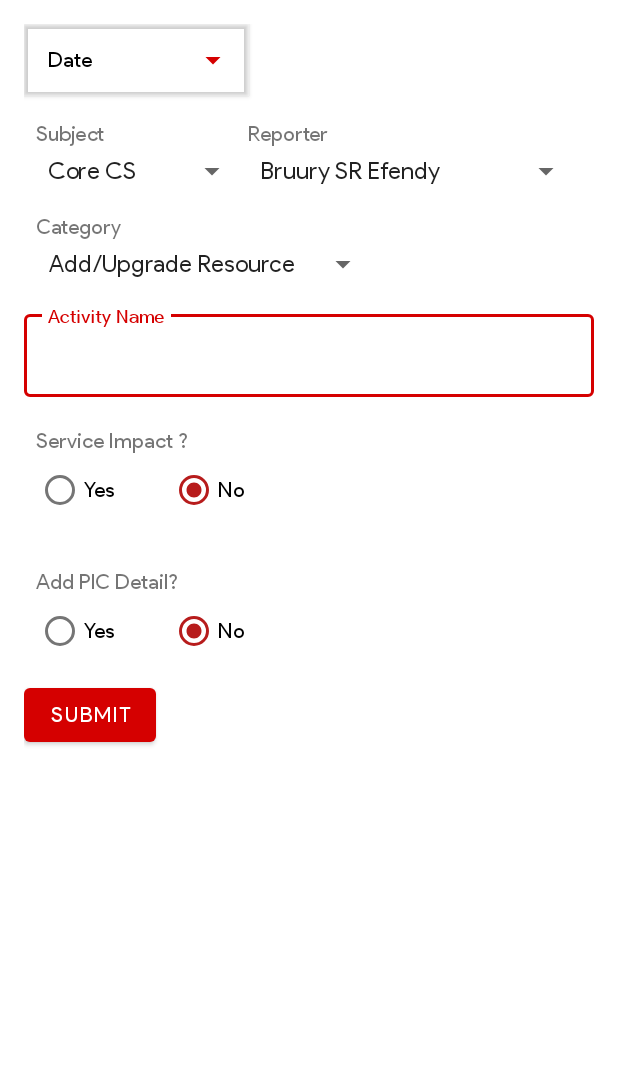
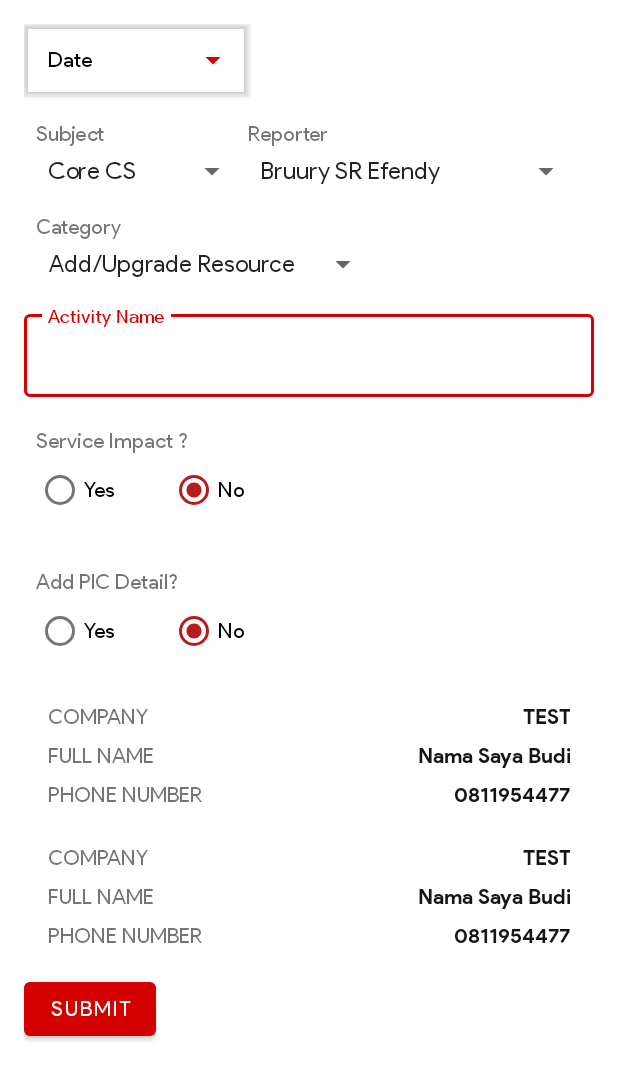
Before and after one commit to ichsanrazan/CordovaMobileApp, an Android app: the layout fragment_activity_crq.xml on its own in the app's theme, with its tools: preview values and no code run, on a phone screen of 412 x 824 dp. Shown: the top 1080 px of the screen. Run offline under Robolectric (Android 15) with nearby library versions, the phone set to English and light mode, and no system bars.

Commit message:
Added function at Activity Form that adds PIC Detail to list

```diff
--- /dev/null
+++ b/mobile/CordovaMobileApp/app/src/main/java/cordova/telkomsel/cordovamobileapp/activityLog/adapter/PICDetailAdapter.kt
@@ -0,0 +1,36 @@
+package cordova.telkomsel.cordovamobileapp.activityLog.adapter
+
+import android.content.Context
+import android.view.LayoutInflater
+import android.view.View
+import android.view.ViewGroup
+import android.widget.TextView
+import androidx.recyclerview.widget.RecyclerView
+import cordova.telkomsel.cordovamobileapp.R
+import cordova.telkomsel.cordovamobileapp.activityLog.model.PIC
+
+class PICDetailAdapter(val c: Context, val picDetail: ArrayList<PIC>): RecyclerView.Adapter<PICDetailAdapter.PICDetailViewHolder>(){
+
+    inner class PICDetailViewHolder(val v: View): RecyclerView.ViewHolder(v){
+        val company = v.findViewById<TextView>(R.id.tvRecyclerCompanyPIC)
+        val fullName = v.findViewById<TextView>(R.id.tvRecyclerNamePIC)
+        val phoneNumber = v.findViewById<TextView>(R.id.tvRecyclerNumberPIC)
+    }
+
+    override fun onCreateViewHolder(parent: ViewGroup, viewType: Int): PICDetailViewHolder {
+        val inflater = LayoutInflater.from(parent.context)
+        val v = inflater.inflate(R.layout.recycler_row_pic_detail, parent, false)
+        return PICDetailViewHolder(v)
+    }
+
+    override fun onBindViewHolder(holder: PICDetailViewHolder, position: Int) {
+        val newList = picDetail[position]
+        holder.company.text = newList.company
+        holder.fullName.text = newList.full_name
+        holder.phoneNumber.text = newList.phone_number
+    }
+
+    override fun getItemCount(): Int {
+        return picDetail.size
+    }
+}
--- a/mobile/CordovaMobileApp/app/src/main/java/cordova/telkomsel/cordovamobileapp/activityLog/fragment/AddCRQFragment.kt
+++ b/mobile/CordovaMobileApp/app/src/main/java/cordova/telkomsel/cordovamobileapp/activityLog/fragment/AddCRQFragment.kt
@@ -9,31 +9,40 @@ import android.widget.ArrayAdapter
 import android.widget.Toast
 import androidx.fragment.app.Fragment
 import androidx.lifecycle.ViewModelProvider
+import androidx.recyclerview.widget.DividerItemDecoration
+import androidx.recyclerview.widget.LinearLayoutManager
+import androidx.recyclerview.widget.RecyclerView
 import cordova.telkomsel.cordovamobileapp.R
 import cordova.telkomsel.cordovamobileapp.activityLog.ActivityLogViewModel
 import cordova.telkomsel.cordovamobileapp.activityLog.PICListViewModel
+import cordova.telkomsel.cordovamobileapp.activityLog.adapter.PICDetailAdapter
 import cordova.telkomsel.cordovamobileapp.activityLog.model.ActivityList
 import cordova.telkomsel.cordovamobileapp.activityLog.model.PIC
 import cordova.telkomsel.cordovamobileapp.activityLog.model.PICList
 import kotlinx.android.synthetic.main.fragment_activity_crq.*
+import okhttp3.internal.checkOffsetAndCount
 import java.text.SimpleDateFormat
 import java.util.*
+import kotlin.collections.ArrayList
 
 class AddCRQFragment : Fragment(R.layout.fragment_activity_crq) {
 
     lateinit var viewModel: PICListViewModel
+    lateinit var picDetailAdapter: PICDetailAdapter
 
 
     override fun onViewCreated(view: View, savedInstanceState: Bundle?) {
         super.onViewCreated(view, savedInstanceState)
 
+
+        queryPICData()
         initRadioListener()
         initDatePickerListener()
-        queryAndPopulateSpinner()
-
     }
 
-    private fun queryAndPopulateSpinner() {
+    private fun queryPICData() {
+
+        //Handle Dynamic Spinner Data
         var listPIC = mutableListOf<PIC>()
         var listOfCompany = mutableListOf<String>()
 
@@ -74,8 +83,39 @@ class AddCRQFragment : Fragment(R.layout.fragment_activity_crq) {
 
         })
         viewModel.getPICList()
+
+
+        //Handle Add PIC Detail
+        var picDetailList = mutableListOf<PIC>()
+        val decoration = DividerItemDecoration(activity, DividerItemDecoration.VERTICAL)
+        picDetailAdapter = PICDetailAdapter(requireContext(), picDetailList as ArrayList<PIC>)
+
+        recyclerViewPICDetail.addItemDecoration(decoration)
+        recyclerViewPICDetail.layoutManager = LinearLayoutManager(activity)
+        recyclerViewPICDetail.adapter = picDetailAdapter
+
+        addPICDetail.setOnClickListener {
+            var company: String = spinnerPICDetailCompany.selectedItem.toString()
+            var fullName: String = spinnerPICDetailName.selectedItem.toString()
+
+            var findPhoneNumber = listPIC.find{it.full_name == fullName && it.company == company}
+            var phoneNumber = findPhoneNumber?.phone_number.toString()
+
+
+            //Check for duplicates
+            var flag = true
+            if(picDetailList.isNotEmpty()){
+                for(i in picDetailList){
+                    if(i.phone_number == phoneNumber) flag = false
+                }
+            }
+            if(flag) picDetailList.add(PIC(company, fullName, phoneNumber)) else Toast.makeText(activity, "PIC sudah terdaftar", Toast.LENGTH_SHORT).show()
+            picDetailAdapter.notifyDataSetChanged()
+        }
+
+
         //When I wrote this, only God and I understood what I was doing
-        //Now, God only knows.
+        //Now, only God knows.
     }
 
     fun initDatePickerListener() {
--- a/mobile/CordovaMobileApp/app/src/main/java/cordova/telkomsel/cordovamobileapp/activityLog/model/PICList.kt
+++ b/mobile/CordovaMobileApp/app/src/main/java/cordova/telkomsel/cordovamobileapp/activityLog/model/PICList.kt
@@ -4,3 +4,4 @@ data class PICList(val data: List<PIC>)
 data class PIC(val company: String?,
                val full_name: String?,
                val phone_number: String?)
+data class PICResponse(val message: String?)
--- a/mobile/CordovaMobileApp/app/src/main/res/layout/fragment_activity_crq.xml
+++ b/mobile/CordovaMobileApp/app/src/main/res/layout/fragment_activity_crq.xml
@@ -209,6 +209,13 @@
             android:layout_width="wrap_content"
             android:layout_height="wrap_content"
             android:text="ADD"/>
+        <androidx.recyclerview.widget.RecyclerView
+            android:id="@+id/recyclerViewPICDetail"
+            android:paddingBottom="8dp"
+            tools:itemCount="2"
+            tools:listitem="@layout/recycler_row_pic_detail"
+            android:layout_width="match_parent"
+            android:layout_height="wrap_content"/>
         <Button
             android:id="@+id/submit_add_activity"
             android:layout_width="wrap_content"
--- /dev/null
+++ b/mobile/CordovaMobileApp/app/src/main/res/layout/recycler_row_pic_detail.xml
@@ -0,0 +1,97 @@
+<?xml version="1.0" encoding="utf-8"?>
+<androidx.constraintlayout.widget.ConstraintLayout xmlns:android="http://schemas.android.com/apk/res/android"
+    xmlns:app="http://schemas.android.com/apk/res-auto"
+    android:layout_width="match_parent"
+    android:layout_height="wrap_content"
+    android:paddingBottom="8dp"
+    android:orientation="vertical">
+
+    <TextView
+        android:id="@+id/tvCompanyColumnPIC"
+        android:layout_width="0dp"
+        android:layout_height="wrap_content"
+        android:layout_marginStart="16dp"
+        android:layout_marginTop="16dp"
+        android:text="COMPANY"
+        android:textSize="14dp"
+        app:layout_constraintEnd_toStartOf="@+id/tvRecyclerCompanyPIC"
+        app:layout_constraintHorizontal_bias="0.5"
+        app:layout_constraintStart_toStartOf="parent"
+        app:layout_constraintTop_toTopOf="parent" />
+
+    <TextView
+        android:id="@+id/tvRecyclerCompanyPIC"
+        android:layout_width="0dp"
+        android:layout_height="wrap_content"
+        android:layout_marginTop="16dp"
+        android:layout_marginEnd="16dp"
+        android:text="TEST"
+        android:textAlignment="textEnd"
+        android:textColor="@color/textColor"
+        android:textSize="14dp"
+        android:textStyle="bold"
+        app:layout_constraintEnd_toEndOf="parent"
+        app:layout_constraintHorizontal_bias="0.5"
+        app:layout_constraintStart_toEndOf="@+id/tvCompanyColumnPIC"
+        app:layout_constraintTop_toTopOf="parent" />
+
+    <TextView
+        android:id="@+id/tvNameColumnPIC"
+        android:layout_width="0dp"
+        android:layout_height="wrap_content"
+        android:layout_marginStart="16dp"
+        android:layout_marginTop="8dp"
+        android:text="FULL NAME"
+        android:textSize="14dp"
+        app:layout_constraintEnd_toStartOf="@+id/tvRecyclerNamePIC"
+        app:layout_constraintHorizontal_bias="0.5"
+        app:layout_constraintStart_toStartOf="parent"
+        app:layout_constraintTop_toBottomOf="@id/tvCompanyColumnPIC" />
+
+    <TextView
+        android:id="@+id/tvRecyclerNamePIC"
+        android:layout_width="0dp"
+        android:layout_height="wrap_content"
+        android:layout_marginTop="8dp"
+        android:layout_marginEnd="16dp"
+        android:text="Nama Saya Budi"
+        android:textAlignment="textEnd"
+        android:textColor="@color/textColor"
+        android:textSize="14dp"
+        android:textStyle="bold"
+        app:layout_constraintEnd_toEndOf="parent"
+        app:layout_constraintHorizontal_bias="0.5"
+        app:layout_constraintStart_toEndOf="@+id/tvNameColumnPIC"
+        app:layout_constraintTop_toBottomOf="@id/tvRecyclerCompanyPIC" />
+
+    <TextView
+        android:id="@+id/tvNumberColumnPIC"
+        android:layout_width="0dp"
+        android:layout_height="wrap_content"
+        android:layout_marginStart="16dp"
+        android:layout_marginTop="8dp"
+        android:text="PHONE NUMBER"
+        android:textSize="14dp"
+        app:layout_constraintEnd_toStartOf="@+id/tvRecyclerNumberPIC"
+        app:layout_constraintHorizontal_bias="0.5"
+        app:layout_constraintStart_toStartOf="parent"
+        app:layout_constraintTop_toBottomOf="@id/tvNameColumnPIC" />
+
+    <TextView
+        android:id="@+id/tvRecyclerNumberPIC"
+        android:layout_width="0dp"
+        android:layout_height="wrap_content"
+        android:layout_marginTop="8dp"
+        android:layout_marginEnd="16dp"
+        android:text="0811954477"
+        android:textAlignment="textEnd"
+        android:textColor="@color/textColor"
+        android:textSize="14dp"
+        android:textStyle="bold"
+        app:layout_constraintEnd_toEndOf="parent"
+        app:layout_constraintHorizontal_bias="0.5"
+        app:layout_constraintStart_toEndOf="@+id/tvNumberColumnPIC"
+        app:layout_constraintTop_toBottomOf="@id/tvRecyclerNamePIC" />
+
+
+</androidx.constraintlayout.widget.ConstraintLayout>
--- a/mobile/CordovaMobileApp/app/src/main/res/values-night/themes.xml
+++ b/mobile/CordovaMobileApp/app/src/main/res/values-night/themes.xml
@@ -1,16 +1,30 @@
 <resources xmlns:tools="http://schemas.android.com/tools">
     <!-- Base application theme. -->
-    <style name="Theme.CordovaMobileApp" parent="Theme.MaterialComponents.DayNight.DarkActionBar">
+    <style name="Theme.CordovaMobileApp" parent="Theme.MaterialComponents.Light.DarkActionBar">
+
+        <item name="android:forceDarkAllowed" tools:targetApi="q">false</item>
+
         <!-- Primary brand color. -->
-        <item name="colorPrimary">@color/purple_200</item>
-        <item name="colorPrimaryVariant">@color/purple_700</item>
-        <item name="colorOnPrimary">@color/black</item>
+        <item name="colorPrimary">@color/primaryColor</item>
+        <item name="colorPrimaryVariant">@color/primaryDarkColor</item>
+        <item name="colorOnPrimary">@color/white</item>
         <!-- Secondary brand color. -->
-        <item name="colorSecondary">@color/teal_200</item>
-        <item name="colorSecondaryVariant">@color/teal_200</item>
-        <item name="colorOnSecondary">@color/black</item>
+        <item name="colorSecondary">@color/secondaryColor</item>
+        <item name="colorSecondaryVariant">@color/secondaryDarkColor</item>
+        <item name="colorOnSecondary">@color/white</item>
         <!-- Status bar color. -->
         <item name="android:statusBarColor" tools:targetApi="l">?attr/colorPrimaryVariant</item>
         <!-- Customize your theme here. -->
+        <item name="fontFamily">@font/productsans</item>
+        <item name="windowActionBar">false</item>
+        <item name="windowNoTitle">true</item>
     </style>
+
+    <style name="custom_floating_buttons">
+        <item name="android:textColor">@color/white</item>
+        <item name="android:background">@drawable/custom_floating_button</item>
+    </style>
+
+
+
 </resources>
--- a/mobile/CordovaMobileApp/app/src/main/res/values/themes.xml
+++ b/mobile/CordovaMobileApp/app/src/main/res/values/themes.xml
@@ -1,6 +1,9 @@
 <resources xmlns:tools="http://schemas.android.com/tools">
     <!-- Base application theme. -->
-    <style name="Theme.CordovaMobileApp" parent="Theme.MaterialComponents.DayNight.NoActionBar">
+    <style name="Theme.CordovaMobileApp" parent="Theme.MaterialComponents.Light.NoActionBar">
+
+        <item name="android:forceDarkAllowed" tools:targetApi="q">false</item>
+
         <!-- Primary brand color. -->
         <item name="colorPrimary">@color/primaryColor</item>
         <item name="colorPrimaryVariant">@color/primaryDarkColor</item>
@@ -13,6 +16,8 @@
         <item name="android:statusBarColor" tools:targetApi="l">?attr/colorPrimaryVariant</item>
         <!-- Customize your theme here. -->
         <item name="fontFamily">@font/productsans</item>
+        <item name="windowActionBar">false</item>
+        <item name="windowNoTitle">true</item>
     </style>
 
     <style name="custom_floating_buttons">
```
